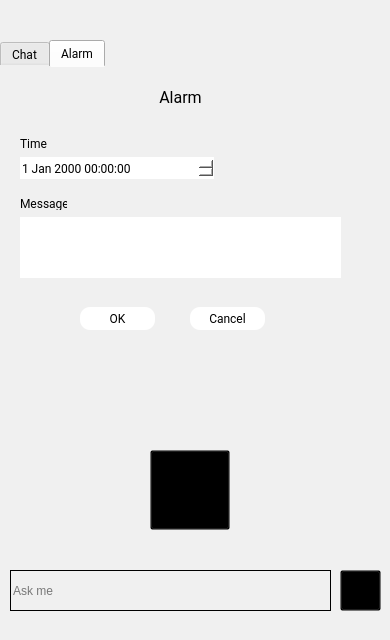
Above: app.ui from fireflies1988/HealthcareVirtualAssistant before the change. Below: the same form after it.
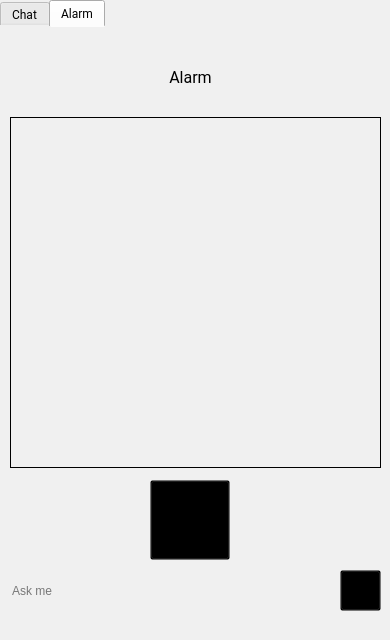
That is the form after the change. The open tabs and pages were chosen to show the change. Icons and pictures are not drawn.

Diff of the .ui file:
```diff
--- a/app.ui
+++ b/app.ui
@@ -25,9 +25,9 @@
     <property name="geometry">
      <rect>
       <x>0</x>
-      <y>40</y>
+      <y>0</y>
       <width>391</width>
-      <height>391</height>
+      <height>481</height>
      </rect>
     </property>
     <property name="font">
@@ -132,11 +132,25 @@
      <attribute name="title">
       <string>Alarm</string>
      </attribute>
+     <widget class="QListWidget" name="listWidget">
+      <property name="geometry">
+       <rect>
+        <x>10</x>
+        <y>90</y>
+        <width>371</width>
+        <height>351</height>
+       </rect>
+      </property>
+      <property name="styleSheet">
+       <string notr="true">border:1px solid black;
+padding: 10px</string>
+      </property>
+     </widget>
      <widget class="QLabel" name="label">
       <property name="geometry">
        <rect>
-        <x>140</x>
-        <y>20</y>
+        <x>150</x>
+        <y>40</y>
         <width>81</width>
         <height>21</height>
        </rect>
@@ -157,131 +171,13 @@
        <set>Qt::AlignCenter</set>
       </property>
      </widget>
-     <widget class="QLabel" name="label_2">
-      <property name="geometry">
-       <rect>
-        <x>20</x>
-        <y>70</y>
-        <width>47</width>
-        <height>13</height>
-       </rect>
-      </property>
-      <property name="font">
-       <font>
-        <family>Roboto</family>
-       </font>
-      </property>
-      <property name="text">
-       <string>Time</string>
-      </property>
-     </widget>
-     <widget class="QDateTimeEdit" name="alarm_time">
-      <property name="geometry">
-       <rect>
-        <x>20</x>
-        <y>90</y>
-        <width>194</width>
-        <height>22</height>
-       </rect>
-      </property>
-      <property name="font">
-       <font>
-        <family>Roboto</family>
-       </font>
-      </property>
-      <property name="styleSheet">
-       <string notr="true">background: #fff</string>
-      </property>
-     </widget>
-     <widget class="QLabel" name="label_3">
-      <property name="geometry">
-       <rect>
-        <x>20</x>
-        <y>130</y>
-        <width>47</width>
-        <height>13</height>
-       </rect>
-      </property>
-      <property name="font">
-       <font>
-        <family>Roboto</family>
-       </font>
-      </property>
-      <property name="text">
-       <string>Message</string>
-      </property>
-     </widget>
-     <widget class="QPlainTextEdit" name="alarm_message">
-      <property name="geometry">
-       <rect>
-        <x>20</x>
-        <y>150</y>
-        <width>321</width>
-        <height>61</height>
-       </rect>
-      </property>
-      <property name="font">
-       <font>
-        <family>Roboto</family>
-       </font>
-      </property>
-      <property name="styleSheet">
-       <string notr="true">background: rgb(255, 255, 255)</string>
-      </property>
-     </widget>
-     <widget class="QPushButton" name="btn_set_alarm">
-      <property name="geometry">
-       <rect>
-        <x>80</x>
-        <y>240</y>
-        <width>75</width>
-        <height>23</height>
-       </rect>
-      </property>
-      <property name="font">
-       <font>
-        <family>Roboto</family>
-       </font>
-      </property>
-      <property name="styleSheet">
-       <string notr="true">background: white;
-border: none;
-border-radius: 10px</string>
-      </property>
-      <property name="text">
-       <string>OK</string>
-      </property>
-     </widget>
-     <widget class="QPushButton" name="btn_cancel_set_alarm">
-      <property name="geometry">
-       <rect>
-        <x>190</x>
-        <y>240</y>
-        <width>75</width>
-        <height>23</height>
-       </rect>
-      </property>
-      <property name="font">
-       <font>
-        <family>Roboto</family>
-       </font>
-      </property>
-      <property name="styleSheet">
-       <string notr="true">background: white;
-border: none;
-border-radius: 10px</string>
-      </property>
-      <property name="text">
-       <string>Cancel</string>
-      </property>
-     </widget>
     </widget>
    </widget>
    <widget class="QPushButton" name="btn_speak">
     <property name="geometry">
      <rect>
       <x>150</x>
-      <y>450</y>
+      <y>480</y>
       <width>80</width>
       <height>80</height>
      </rect>
@@ -351,9 +247,15 @@
     </property>
     <property name="styleSheet">
      <string notr="true">background: transparent;
-border: 1px solid black;
+border:none;
 border-raidus: 10px;</string>
     </property>
+    <property name="inputMask">
+     <string/>
+    </property>
+    <property name="cursorPosition">
+     <number>0</number>
+    </property>
     <property name="dragEnabled">
      <bool>false</bool>
     </property>
```
Left out of the diff: 116 changed lines with no effect on the pictures.
